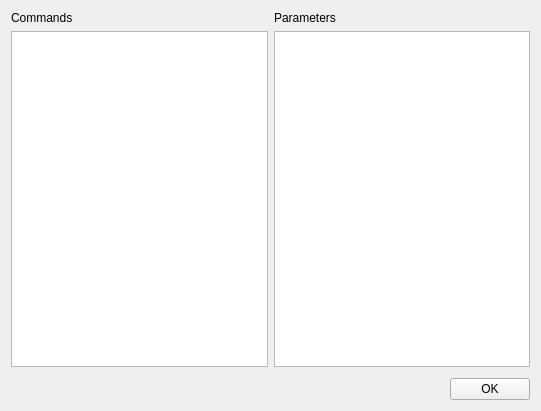
sudozer/dex, file apps/commandBuilder/ui/commandBuilder.ui: the form before one commit.
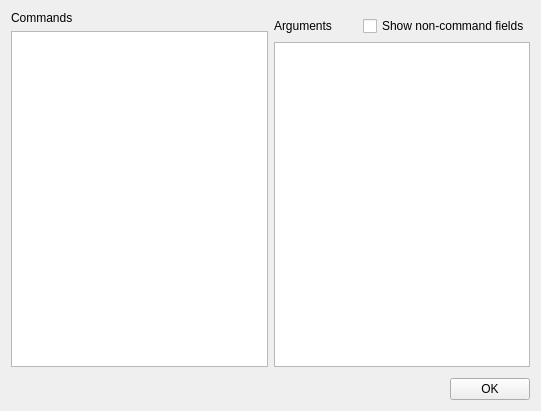
The form after the commit.

Commit message: remove arraylength as an option for defining telemetry or commands

The edit to the form file:
```diff
--- a/apps/commandBuilder/ui/commandBuilder.ui
+++ b/apps/commandBuilder/ui/commandBuilder.ui
@@ -44,14 +44,28 @@
           <number>0</number>
          </property>
          <item>
+          <layout class="QHBoxLayout" name="horizontalLayout_4">
+           <property name="topMargin">
+            <number>5</number>
+           </property>
+           <item>
           <widget class="QLabel" name="label_2">
            <property name="text">
-            <string>Parameters</string>
+              <string>Arguments</string>
            </property>
           </widget>
          </item>
          <item>
-          <widget class="QTableWidget" name="tableWidget"/>
+            <widget class="QCheckBox" name="showNoncommandFieldsCheckbox">
+             <property name="text">
+              <string>Show non-command fields</string>
+             </property>
+            </widget>
+           </item>
+          </layout>
+         </item>
+         <item>
+          <widget class="QTableWidget" name="argumentTable"/>
          </item>
         </layout>
        </item>
```
Left out of the diff: 5 changed lines with no effect on the pictures. Lines whose indentation alone changed are shown as unchanged. The commit also changes 11 other files.
